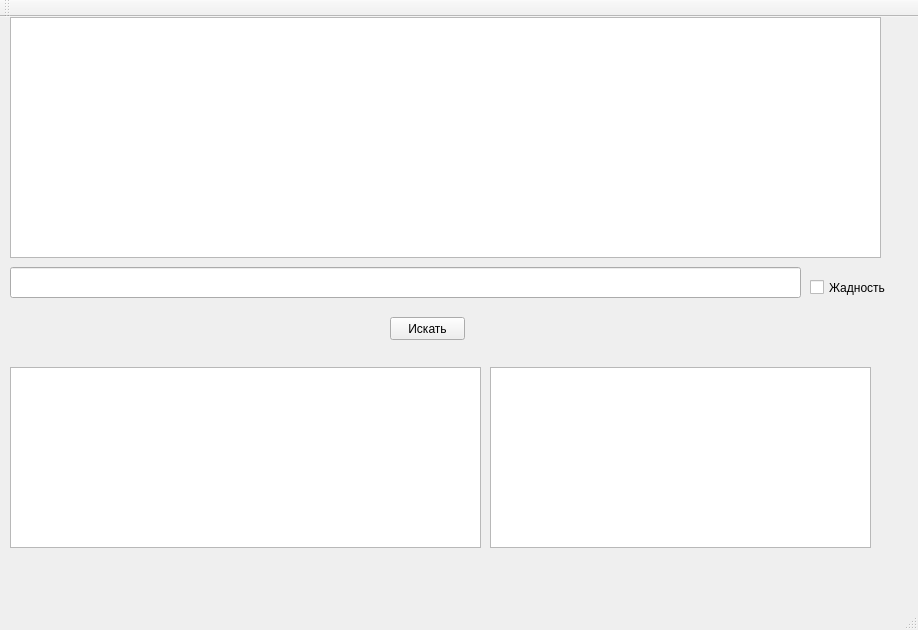
Above: mainwindow.ui from vohulg/qregx before the change. Below: the same form after it.
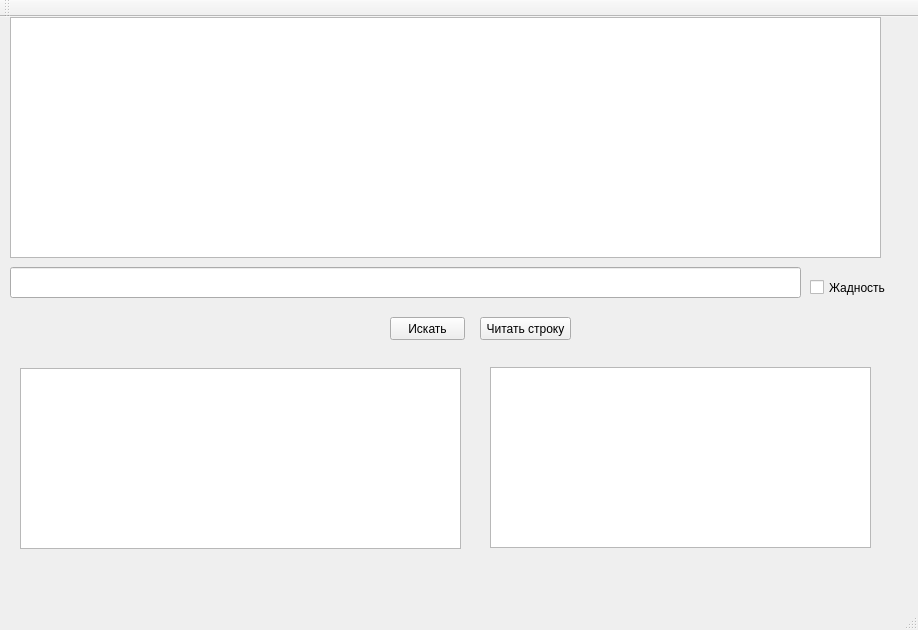
That is the form after the change.

```diff
--- a/mainwindow.ui
+++ b/mainwindow.ui
@@ -47,16 +47,6 @@
      <string>Жадность</string>
     </property>
    </widget>
-   <widget class="QTextBrowser" name="result">
-    <property name="geometry">
-     <rect>
-      <x>10</x>
-      <y>350</y>
-      <width>471</width>
-      <height>181</height>
-     </rect>
-    </property>
-   </widget>
    <widget class="QTextBrowser" name="replace">
     <property name="geometry">
      <rect>
@@ -80,6 +70,29 @@
      <string>Искать</string>
     </property>
    </widget>
+   <widget class="QListWidget" name="lwResult">
+    <property name="geometry">
+     <rect>
+      <x>20</x>
+      <y>351</y>
+      <width>441</width>
+      <height>181</height>
+     </rect>
+    </property>
+   </widget>
+   <widget class="QPushButton" name="butReadLine">
+    <property name="geometry">
+     <rect>
+      <x>480</x>
+      <y>300</y>
+      <width>91</width>
+      <height>23</height>
+     </rect>
+    </property>
+    <property name="text">
+     <string>Читать строку</string>
+    </property>
+   </widget>
   </widget>
   <widget class="QMenuBar" name="menuBar">
    <property name="geometry">
```
Left out of the diff: 4 changed lines with no effect on the pictures.
